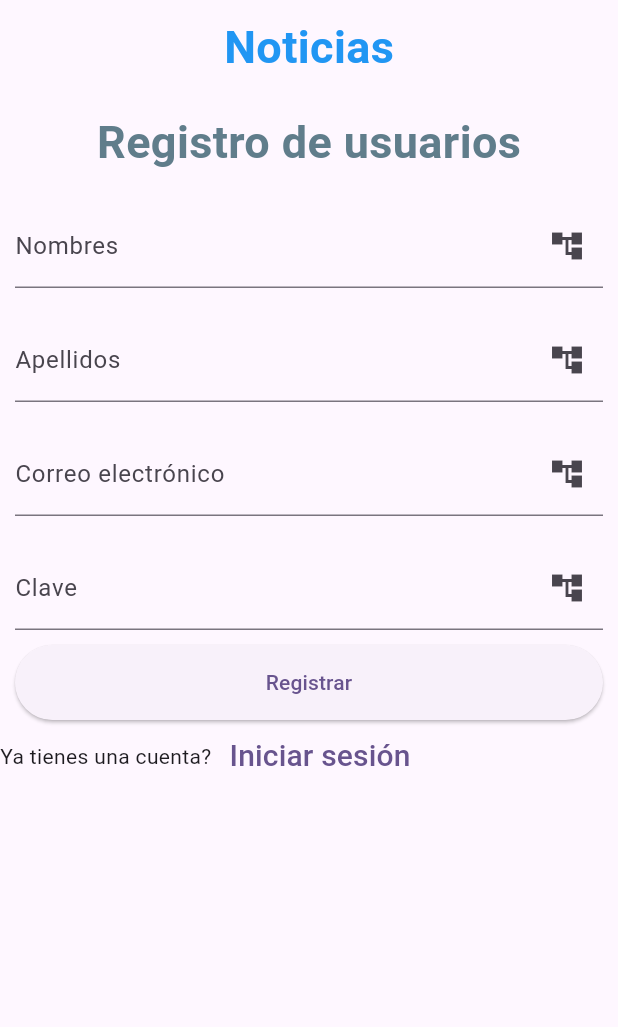
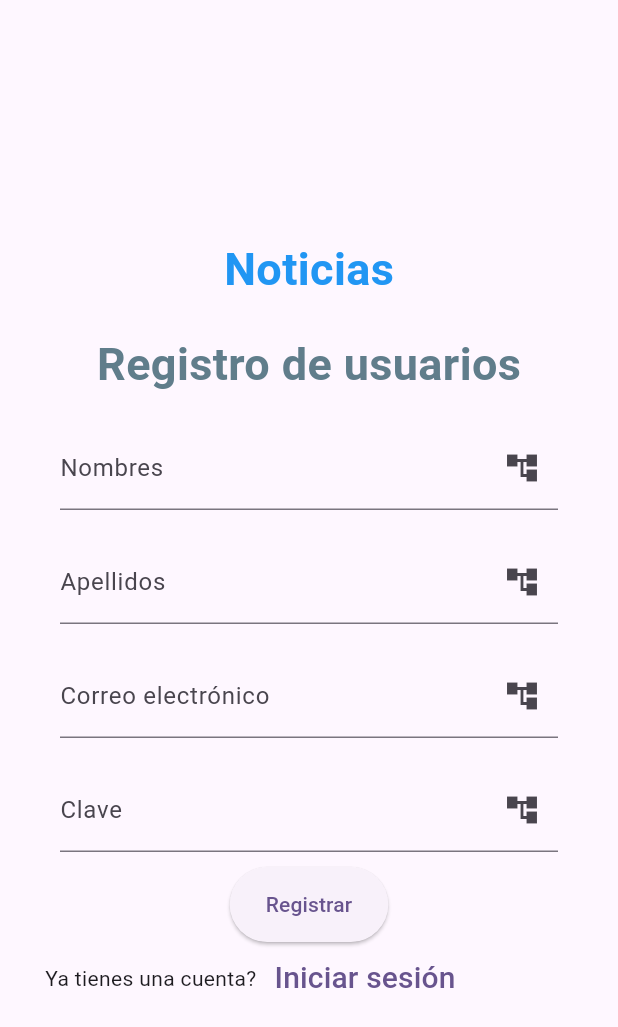
Before and after one commit to IvanG0nzalez/Practica-Final, a Flutter app: the screen it shows after launch, after a tap on "Inicio", after a tap on "Registrate", on a phone screen of 412 x 824 dp. Shown: the top 1027 px of the screen. Run offline on Flutter 3.47's test engine with Material 3 defaults, Android fonts, the phone set to English and light mode, and no system bars; our stand-ins replace flutter_map, flutter_secure_storage, font_awesome_flutter, geolocator, latlong2, validators; missing offline and left inert: flutter_map_animations.

Commit message:
Arreglos login y register

```diff
--- a/lib/views/registerView.dart
+++ b/lib/views/registerView.dart
@@ -66,7 +66,9 @@ class _RegisterViewState extends State<RegisterView> {
             log(value.datos.toString());
           });
         } else {
-          log('ta mal');
+          final SnackBar msg =
+              SnackBar(content: Text('Debe llenar todos los campos.'));
+          ScaffoldMessenger.of(context).showSnackBar(msg);
         }
       });
     }
@@ -74,7 +76,12 @@ class _RegisterViewState extends State<RegisterView> {
     return Form(
       key: _formKey,
       child: Scaffold(
-        body: ListView(
+        body: Center(
+          child: Padding(
+            padding: const EdgeInsets.symmetric(horizontal: 30.0),
+            child: Column(
+              mainAxisAlignment: MainAxisAlignment.center,
+              crossAxisAlignment: CrossAxisAlignment.center,
               children: <Widget>[
                 Container(
                   alignment: Alignment.center,
@@ -99,10 +106,13 @@ class _RegisterViewState extends State<RegisterView> {
                   child: TextFormField(
                     controller: nombresC,
                     decoration: const InputDecoration(
-                    labelText: 'Nombres', suffixIcon: Icon(Icons.account_tree)),
+                        labelText: 'Nombres',
+                        suffixIcon: Icon(Icons.account_tree)),
                     validator: (value) {
                       if (value!.isEmpty) {
                         return "Debe ingresar sus nombres";
+                      } else {
+                        return null;
                       }
                       //if(!isEmail(value)) {
                       //  return "Debe ingresar un correo válido";
@@ -120,6 +130,8 @@ class _RegisterViewState extends State<RegisterView> {
                     validator: (value) {
                       if (value!.isEmpty) {
                         return "Debe ingresar sus apellidos";
+                      } else {
+                        return null;
                       }
                       //if(!isEmail(value)) {
                       //  return "Debe ingresar un correo válido";
@@ -141,6 +153,7 @@ class _RegisterViewState extends State<RegisterView> {
                       if (!isEmail(value)) {
                         return "Debe ingresar un correo válido";
                       }
+                      return null;
                     },
                   ),
                 ),
@@ -150,10 +163,13 @@ class _RegisterViewState extends State<RegisterView> {
                     obscureText: true,
                     controller: claveC,
                     decoration: const InputDecoration(
-                    labelText: 'Clave', suffixIcon: Icon(Icons.account_tree)),
+                        labelText: 'Clave',
+                        suffixIcon: Icon(Icons.account_tree)),
                     validator: (value) {
                       if (value!.isEmpty) {
                         return "Debe ingresar su clave";
+                      } else {
+                        return null;
                       }
                       //if(!isEmail(value)) {
                       //  return "Debe ingresar un correo válido";
@@ -163,10 +179,9 @@ class _RegisterViewState extends State<RegisterView> {
                 ),
                 Container(
                   height: 50,
-              padding: const EdgeInsets.fromLTRB(10, 0, 10,
-                  0), //Función para padding de todos lados Left, Top, Right, Bottom
+                  padding: const EdgeInsets.fromLTRB(10, 0, 10, 0),
                   child: ElevatedButton(
-                  child: const Text("Registrar"), onPressed: _iniciar),
+                      onPressed: _iniciar, child: const Text("Registrar")),
                 ),
                 Row(
                   children: <Widget>[
@@ -184,6 +199,8 @@ class _RegisterViewState extends State<RegisterView> {
               ],
             ),
           ),
+        ),
+      ),
     );
   }
 }
--- a/lib/views/sessionView.dart
+++ b/lib/views/sessionView.dart
@@ -37,13 +37,10 @@ class _SessionViewState extends State<SessionView> {
                 SnackBar(content: Text('Bienvenido ${value.datos['user']}'));
             ScaffoldMessenger.of(context).showSnackBar(msg);
 
-            Navigator.pushReplacementNamed(
-              context,
-              '/noticias'
-            );
-
+            Navigator.pushReplacementNamed(context, '/noticias');
           } else {
-            final SnackBar msg = SnackBar(content: Text('¡Error! ${value.tag}'));
+            final SnackBar msg =
+                SnackBar(content: Text('¡Error! ${value.tag}'));
             ScaffoldMessenger.of(context).showSnackBar(msg);
           }
           log(value.datos.toString());
@@ -59,8 +56,12 @@ class _SessionViewState extends State<SessionView> {
     return Form(
       key: _formKey,
       child: Scaffold(
-        body: ListView(
-          padding: const EdgeInsets.all(32),
+        body: Center(
+          child: Padding(
+            padding: const EdgeInsets.symmetric(horizontal: 30.0),
+            child: Column(
+              mainAxisAlignment: MainAxisAlignment.center,
+              crossAxisAlignment: CrossAxisAlignment.center,
               children: <Widget>[
                 Container(
                   alignment: Alignment.center,
@@ -87,6 +88,8 @@ class _SessionViewState extends State<SessionView> {
                     validator: (value) {
                       if (value!.isEmpty) {
                         return "Debe ingresar su correo";
+                      } else {
+                        return null;
                       }
                       //if(!isEmail(value)) {
                       //  return "Debe ingresar un correo válido";
@@ -105,6 +108,8 @@ class _SessionViewState extends State<SessionView> {
                     validator: (value) {
                       if (value!.isEmpty) {
                         return "Debe ingresar su clave";
+                      } else {
+                        return null;
                       }
                     },
                     decoration: const InputDecoration(
@@ -113,28 +118,28 @@ class _SessionViewState extends State<SessionView> {
                 ),
                 Container(
                   height: 50,
-              padding: const EdgeInsets.fromLTRB(10, 0, 10,
-                  0), //Función para padding de todos lados Left, Top, Right, Bottom
+                  padding: const EdgeInsets.fromLTRB(10, 0, 10, 0),
                   child: ElevatedButton(
                       child: const Text("Inicio"), onPressed: _iniciar),
                 ),
                 Row(
-              children: <Widget> [
+                  children: <Widget>[
                     const Text('No tienes una cuenta'),
                     TextButton(
-                  onPressed: (){
+                        onPressed: () {
                           Navigator.pushNamed(context, '/register');
                         },
                         child: const Text(
                           'Registrate',
-                    style: TextStyle(fontSize: 20),
-                  )
-                )
+                          style: TextStyle(fontSize: 17),
+                        ))
                   ],
                 )
               ],
             ),
           ),
+        ),
+      ),
     );
   }
 }
```
Lines whose indentation alone changed are shown as unchanged.
